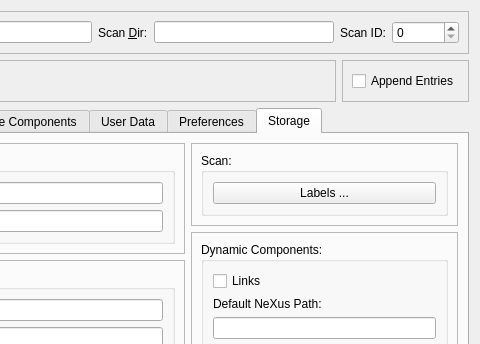
Qt form nxselector/ui/selector.ui (nexdatas/nxselector) before a commit; both pictures show x 169 to 649 and y 0 to 344 of the 649 by 602 pixel window.
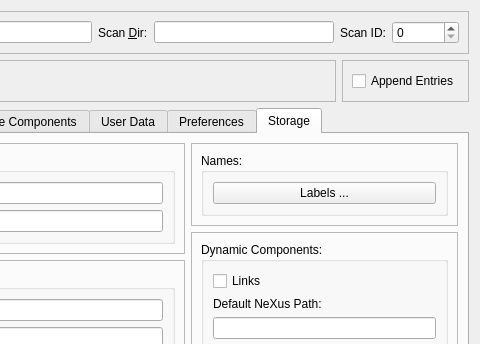
The same form after that commit. The open tabs and pages were chosen to show the change.

Patch:
```diff
--- a/nxselector/ui/selector.ui
+++ b/nxselector/ui/selector.ui
@@ -585,7 +585,7 @@
                 <item row="0" column="0">
                  <widget class="QGroupBox" name="groupBox_7">
                   <property name="title">
-                   <string>Scan:</string>
+                   <string>Names:</string>
                   </property>
                   <layout class="QGridLayout" name="gridLayout_16">
                    <item row="1" column="0">
```
